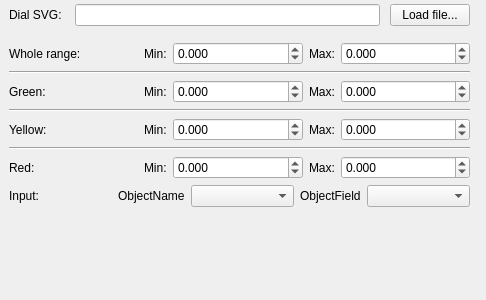
First picture: the form in ground/src/plugins/lineardial/lineardialgadgetoptionspage.ui, repository openpilot/OpenPilot, before the edit.
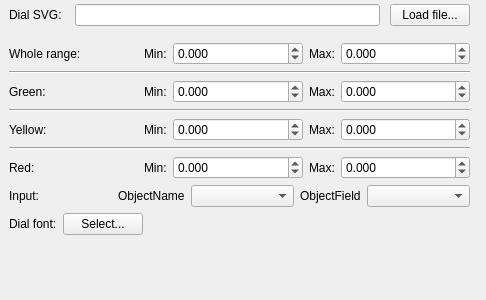
Second picture: the form after the edit.

Commit message: The bargraph dial can now select its font for each dial type.

What changed in the file:
```diff
--- a/ground/src/plugins/lineardial/lineardialgadgetoptionspage.ui
+++ b/ground/src/plugins/lineardial/lineardialgadgetoptionspage.ui
@@ -28,7 +28,7 @@
      <height>339</height>
     </rect>
    </property>
-   <layout class="QVBoxLayout" name="verticalLayout" stretch="0,0,0,0,0,0,0,0,0,0">
+   <layout class="QVBoxLayout" name="verticalLayout" stretch="0,0,0,0,0,0,0,0,0,0,0">
     <property name="sizeConstraint">
      <enum>QLayout::SetMinimumSize</enum>
     </property>
@@ -422,6 +422,46 @@
       </item>
      </layout>
     </item>
+    <item>
+     <layout class="QHBoxLayout" name="horizontalLayout_6">
+      <property name="topMargin">
+       <number>0</number>
+      </property>
+      <item>
+       <widget class="QLabel" name="label_14">
+        <property name="sizePolicy">
+         <sizepolicy hsizetype="Minimum" vsizetype="Preferred">
+          <horstretch>0</horstretch>
+          <verstretch>0</verstretch>
+         </sizepolicy>
+        </property>
+        <property name="text">
+         <string>Dial font:</string>
+        </property>
+       </widget>
+      </item>
+      <item>
+       <widget class="QPushButton" name="fontPicker">
+        <property name="text">
+         <string>Select...</string>
+        </property>
+       </widget>
+      </item>
+      <item>
+       <spacer name="horizontalSpacer">
+        <property name="orientation">
+         <enum>Qt::Horizontal</enum>
+        </property>
+        <property name="sizeHint" stdset="0">
+         <size>
+          <width>40</width>
+          <height>20</height>
+         </size>
+        </property>
+       </spacer>
+      </item>
+     </layout>
+    </item>
     <item>
      <spacer name="verticalSpacer">
       <property name="orientation">
```
The commit also changes 7 other files.
